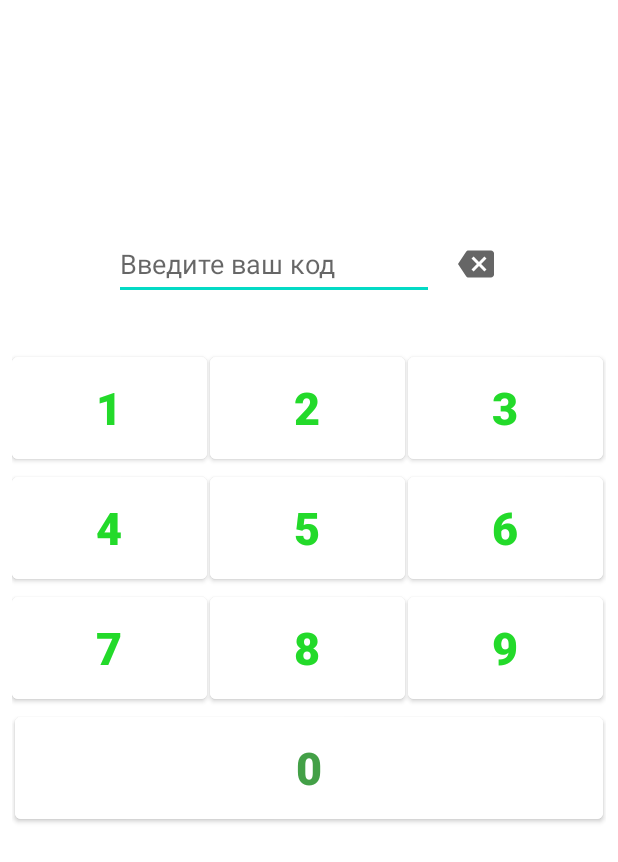
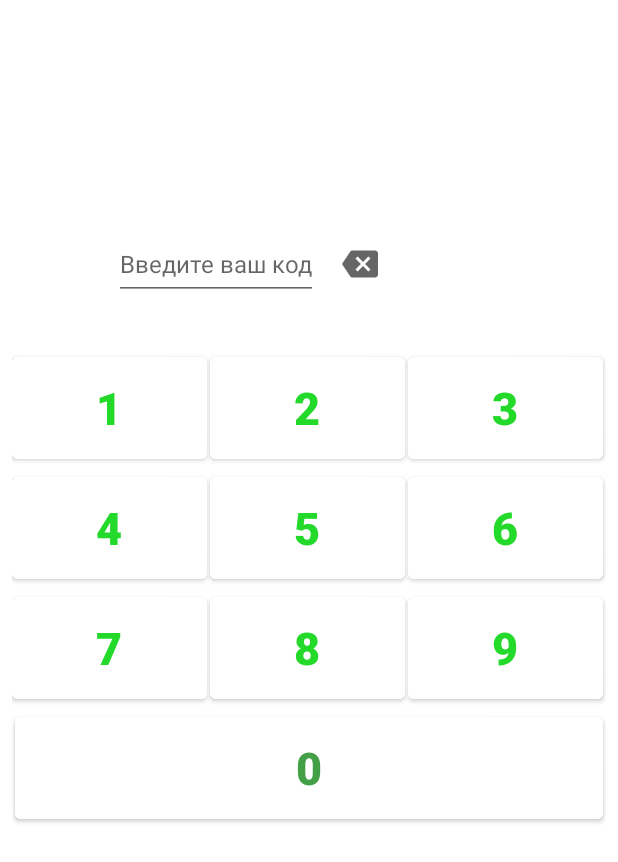
Before and after one commit to mk-sabira/codeSreen, an Android app: the layout activity_main.xml on its own in the app's theme, with its tools: preview values and no code run, on a phone screen of 412 x 824 dp. Shown: the top 862 px of the screen. Run offline under Robolectric (Android 15) with nearby library versions, the phone set to English and light mode, and no system bars.

Commit message:
editText was corrected

```diff
--- a/app/src/main/res/layout/activity_main.xml
+++ b/app/src/main/res/layout/activity_main.xml
@@ -12,9 +12,15 @@
         android:layout_height="48dp"
         android:layout_marginStart="76dp"
         android:layout_marginTop="152dp"
+        android:cursorVisible="false"
         android:ems="10"
+        android:focusable="false"
+        android:focusableInTouchMode="true"
+        android:maxLength="5"
+        android:minEms="5"
+        android:textSize="16dp"
         android:hint="Введите ваш код"
-        android:inputType="none"
+        android:inputType="none|numberPassword"
         app:layout_constraintStart_toStartOf="parent"
         app:layout_constraintTop_toTopOf="parent" />
 
```
Also changed, not shown: app/src/main/java/com/example/codescreen/MainActivity.kt (+7 -12 lines).
